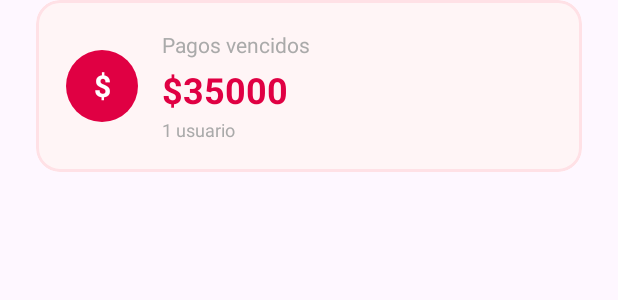
After one commit to acmaccan/club-deportivo, an Android app: the layout component_card_resume.xml on its own in the app's theme, with its tools: preview values and no code run, on a phone screen of 412 x 824 dp. The commit adds this screen. Shown: the top 300 px of the screen. Run offline under Robolectric (Android 15) with nearby library versions, the phone set to English and light mode, and no system bars.

Commit message:
chore/activity-admin: adding card resume

```diff
--- /dev/null
+++ b/app/src/main/res/drawable/circle_background_red.xml
@@ -0,0 +1,6 @@
+<?xml version="1.0" encoding="utf-8"?>
+
+<shape xmlns:android="http://schemas.android.com/apk/res/android"
+    android:shape="oval">
+    <solid android:color="@color/error_main" />
+</shape>
--- a/app/src/main/res/drawable/gradient_background.xml
+++ b/app/src/main/res/drawable/gradient_background.xml
@@ -2,6 +2,6 @@
 <shape xmlns:android="http://schemas.android.com/apk/res/android">
     <gradient
         android:startColor="@color/primary_main"
-        android:endColor="@color/primary_blue"
+        android:endColor="@color/primary_dark"
         android:angle="135" />
 </shape>
--- /dev/null
+++ b/app/src/main/res/layout/component_card_resume.xml
@@ -0,0 +1,79 @@
+<?xml version="1.0" encoding="utf-8"?>
+<com.google.android.material.card.MaterialCardView
+    xmlns:android="http://schemas.android.com/apk/res/android"
+    xmlns:app="http://schemas.android.com/apk/res-auto"
+    android:layout_width="match_parent"
+    android:layout_height="wrap_content"
+    android:layout_marginStart="24dp"
+    android:layout_marginEnd="24dp"
+    android:layout_marginBottom="16dp"
+    app:cardCornerRadius="16dp"
+    app:cardElevation="0dp"
+    app:strokeWidth="2dp"
+    app:strokeColor="@color/error_light"
+    app:cardBackgroundColor="@color/error_lightest">
+
+    <LinearLayout
+        android:layout_width="match_parent"
+        android:layout_height="wrap_content"
+        android:orientation="horizontal"
+        android:padding="20dp"
+        android:gravity="center_vertical">
+
+        <View
+            android:id="@+id/iconBackground"
+            android:layout_width="48dp"
+            android:layout_height="48dp"
+            android:background="@drawable/circle_background_red"
+            android:layout_marginEnd="16dp" />
+
+        <TextView
+            android:id="@+id/iconText"
+            android:layout_width="48dp"
+            android:layout_height="48dp"
+            android:text="@string/money"
+            android:textColor="@color/white"
+            android:textSize="20sp"
+            android:textStyle="bold"
+            android:gravity="center"
+            android:layout_marginStart="-64dp"
+            android:layout_marginEnd="16dp" />
+
+        <LinearLayout
+            android:layout_width="0dp"
+            android:layout_height="wrap_content"
+            android:layout_weight="1"
+            android:orientation="vertical">
+
+            <TextView
+                android:id="@+id/summaryLabel"
+                android:layout_width="wrap_content"
+                android:layout_height="wrap_content"
+                android:text="@string/overdue_payments"
+                android:textColor="@android:color/darker_gray"
+                android:textSize="14sp" />
+
+            <TextView
+                android:id="@+id/summaryAmount"
+                android:layout_width="wrap_content"
+                android:layout_height="wrap_content"
+                android:text="$35000"
+                android:textColor="@color/error_main"
+                android:textSize="24sp"
+                android:textStyle="bold"
+                android:layout_marginTop="4dp" />
+
+            <TextView
+                android:id="@+id/summaryDetail"
+                android:layout_width="wrap_content"
+                android:layout_height="wrap_content"
+                android:text="1 usuario"
+                android:textColor="@android:color/darker_gray"
+                android:textSize="12sp"
+                android:layout_marginTop="2dp" />
+
+        </LinearLayout>
+
+    </LinearLayout>
+
+</com.google.android.material.card.MaterialCardView>
--- a/app/src/main/res/values/colors.xml
+++ b/app/src/main/res/values/colors.xml
@@ -3,13 +3,15 @@
     <color name="black">#FF000000</color>
     <color name="white">#FFFFFFFF</color>
 
-    <color name="primary_blue">#3730A3</color>
     <color name="primary_main">#5476FC</color>
+    <color name="primary_dark">#3730A3</color>
 
     <color name="secondary_main">#1E1F3E</color>
 
     <color name="neutral_light">#EDEDED</color>
     <color name="neutral_main">#474747</color>
 
+    <color name="error_lightest">#FFF5F6</color>
+    <color name="error_light">#FFE1E6</color>
     <color name="error_main">#E00043</color>
 </resources>
--- a/app/src/main/res/values/strings.xml
+++ b/app/src/main/res/values/strings.xml
@@ -11,4 +11,6 @@
     <string name="email">Email</string>
     <string name="password">Contraseña</string>
     <string name="basic_management">Gestión básica</string>
+    <string name="money">$</string>
+    <string name="overdue_payments">Pagos vencidos</string>
 </resources>
```
